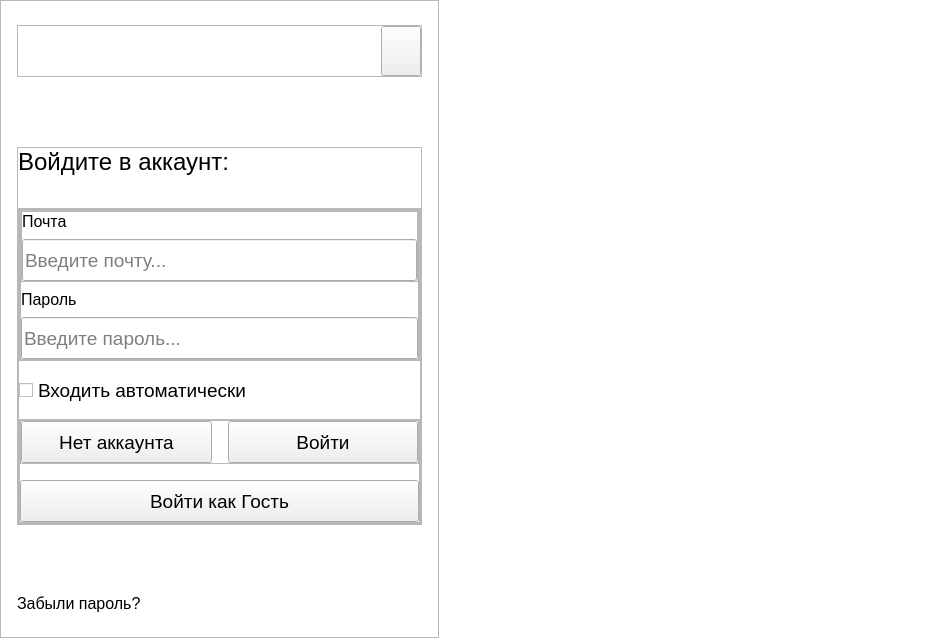
pntech-dev/Documents-Exp-Desktop, file ui/auth.ui: the form before one commit.
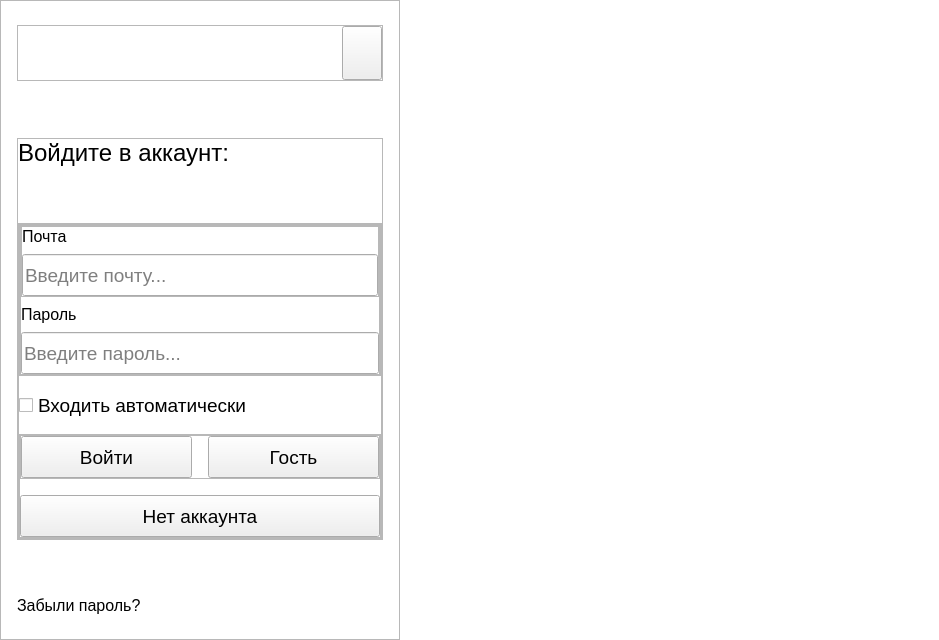
The form after the commit.

Commit message: feat(ui): add styles for buttons and text

What changed in the file:
```diff
--- a/ui/auth.ui
+++ b/ui/auth.ui
@@ -7,7 +7,7 @@
     <x>0</x>
     <y>0</y>
     <width>939</width>
-    <height>638</height>
+    <height>640</height>
    </rect>
   </property>
   <property name="font">
@@ -52,6 +52,12 @@
         <height>600</height>
        </size>
       </property>
+      <property name="maximumSize">
+       <size>
+        <width>400</width>
+        <height>16777215</height>
+       </size>
+      </property>
       <property name="font">
        <font>
         <pointsize>12</pointsize>
@@ -81,6 +87,18 @@
        </property>
        <item>
         <widget class="QFrame" name="logo_theme_frame">
+         <property name="sizePolicy">
+          <sizepolicy hsizetype="Preferred" vsizetype="Fixed">
+           <horstretch>0</horstretch>
+           <verstretch>0</verstretch>
+          </sizepolicy>
+         </property>
+         <property name="minimumSize">
+          <size>
+           <width>0</width>
+           <height>56</height>
+          </size>
+         </property>
          <property name="frameShape">
           <enum>QFrame::StyledPanel</enum>
          </property>
@@ -156,10 +174,13 @@
          <property name="orientation">
           <enum>Qt::Vertical</enum>
          </property>
+         <property name="sizeType">
+          <enum>QSizePolicy::Expanding</enum>
+         </property>
          <property name="sizeHint" stdset="0">
           <size>
-           <width>20</width>
-           <height>70</height>
+           <width>0</width>
+           <height>0</height>
           </size>
          </property>
         </spacer>
@@ -174,7 +195,7 @@
          </property>
          <layout class="QVBoxLayout" name="verticalLayout_6">
           <property name="spacing">
-           <number>32</number>
+           <number>56</number>
           </property>
           <property name="leftMargin">
            <number>0</number>
@@ -452,24 +473,6 @@
                    <property name="bottomMargin">
                     <number>0</number>
                    </property>
-                   <item>
-                    <widget class="QPushButton" name="no_account_pushButton">
-                     <property name="minimumSize">
-                      <size>
-                       <width>0</width>
-                       <height>42</height>
-                      </size>
-                     </property>
-                     <property name="font">
-                      <font>
-                       <pointsize>14</pointsize>
-                      </font>
-                     </property>
-                     <property name="text">
-                      <string>Нет аккаунта</string>
-                     </property>
-                    </widget>
-                   </item>
                    <item>
                     <widget class="QPushButton" name="login_pushButton">
                      <property name="minimumSize">
@@ -488,11 +491,29 @@
                      </property>
                     </widget>
                    </item>
+                   <item>
+                    <widget class="QPushButton" name="guest_pushButton">
+                     <property name="minimumSize">
+                      <size>
+                       <width>0</width>
+                       <height>42</height>
+                      </size>
+                     </property>
+                     <property name="font">
+                      <font>
+                       <pointsize>14</pointsize>
+                      </font>
+                     </property>
+                     <property name="text">
+                      <string>Гость</string>
+                     </property>
+                    </widget>
+                   </item>
                   </layout>
                  </widget>
                 </item>
                 <item>
-                 <widget class="QPushButton" name="guest_pushButton">
+                 <widget class="QPushButton" name="no_account_pushButton">
                   <property name="minimumSize">
                    <size>
                     <width>0</width>
@@ -505,7 +526,7 @@
                    </font>
                   </property>
                   <property name="text">
-                   <string>Войти как Гость</string>
+                   <string>Нет аккаунта</string>
                   </property>
                  </widget>
                 </item>
@@ -525,8 +546,8 @@
          </property>
          <property name="sizeHint" stdset="0">
           <size>
-           <width>20</width>
-           <height>69</height>
+           <width>0</width>
+           <height>0</height>
           </size>
          </property>
         </spacer>
@@ -557,7 +578,7 @@
       <property name="minimumSize">
        <size>
         <width>500</width>
-        <height>600</height>
+        <height>640</height>
        </size>
       </property>
       <property name="currentIndex">
```
The commit also changes 5 other files.
